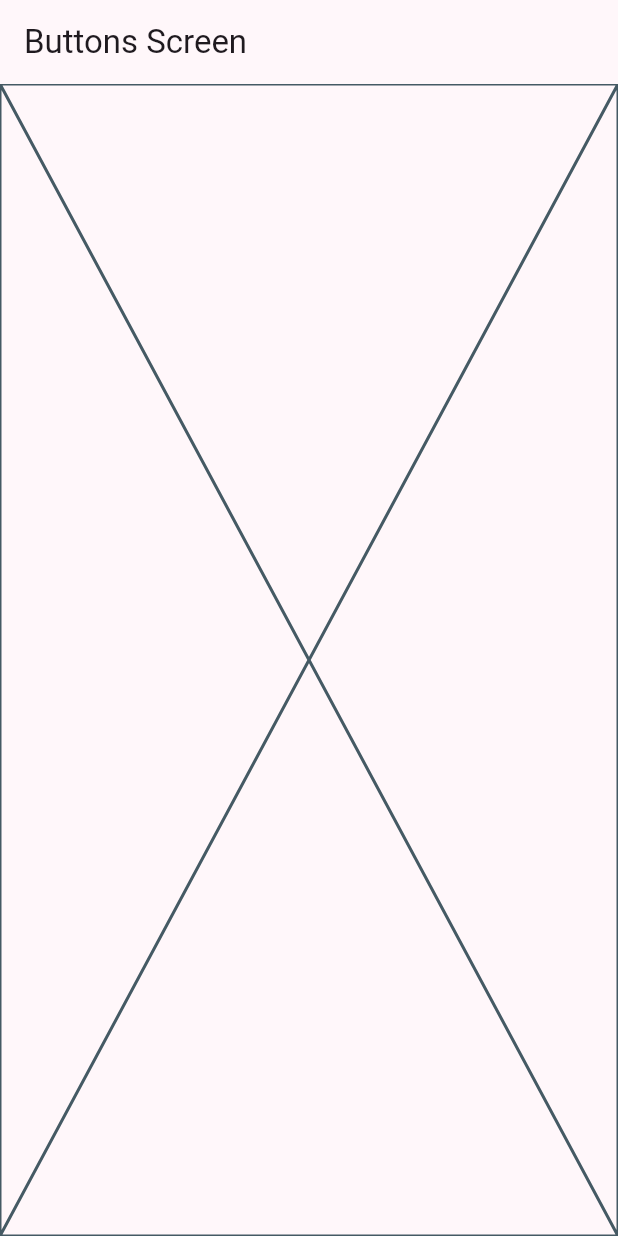
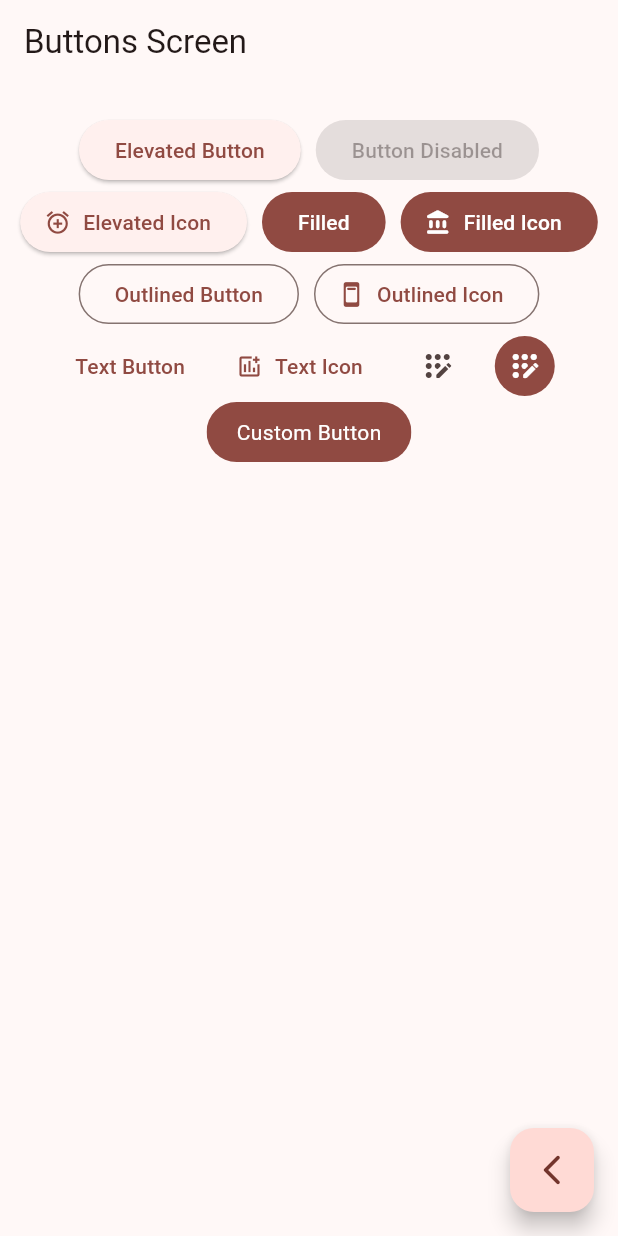
Before and after one commit to VMErik/wigets-flutter, a Flutter app: the ButtonsScreen screen opened by its route, on a phone screen of 412 x 824 dp. Run offline on Flutter 3.47's test engine with Material 2 defaults, Android fonts, the phone set to English and light mode, and no system bars; our stand-ins replace go_router.

Commit message:
Añadimos pagina de botones

```diff
--- a/lib/main.dart
+++ b/lib/main.dart
@@ -15,7 +15,7 @@ class MainApp extends StatelessWidget {
       // Aputntamos a nuestras rutas
       routerConfig:  appRouter,
       debugShowCheckedModeBanner: false,
-      theme: AppTheme(selectedColor: 5).getTheme(),
+      theme: AppTheme(selectedColor: 2).getTheme(),
 
     );
   }
--- a/lib/presentation/screens/buttons/buttons_screen.dart
+++ b/lib/presentation/screens/buttons/buttons_screen.dart
@@ -1,4 +1,5 @@
 import 'package:flutter/material.dart';
+import 'package:go_router/go_router.dart';
 
 class ButtonsScreen extends StatelessWidget {
   static const String name  = 'buttons_screen';
@@ -11,7 +12,86 @@ class ButtonsScreen extends StatelessWidget {
       appBar: AppBar(
         title:const Text('Buttons Screen')
       ),
-      body: const Placeholder(),
+      body: const _ButtonsView(),
+      floatingActionButton: FloatingActionButton(
+        child: const Icon(Icons.arrow_back_ios_new_rounded),
+          onPressed: (){
+          // Salimos de la pantalla
+          context.pop();
+        }
+      ),
     );
   }
 }
+
+class _ButtonsView extends StatelessWidget {
+  const _ButtonsView({
+    super.key,
+  });
+
+  @override
+  Widget build(BuildContext context) {
+
+    final colors = Theme.of(context).colorScheme;
+
+    return SizedBox(
+      width: double.infinity,
+      child: Padding(
+        padding: const EdgeInsets.symmetric(horizontal: 10, vertical: 20),
+        child: SizedBox(
+          // Es similar al flexbox , va acomodando a lado y cuando ya no cabe lo manda abajo
+          child: Wrap(
+            spacing: 10, // Establece un espacio entre controles
+            alignment: WrapAlignment.center, // Centramos el contenido
+            children: [
+              ElevatedButton(onPressed: (){}, child: const Text('Elevated Button')),
+              const ElevatedButton(onPressed: null, child: Text('Button Disabled')),
+              ElevatedButton.icon(onPressed: (){}, icon: const Icon(Icons.alarm_add_outlined), label:const Text('Elevated Icon')),
+              FilledButton(onPressed: (){}, child: const Text('Filled')),
+              FilledButton.icon(onPressed: (){}, icon: const Icon(Icons.account_balance_rounded), label: const Text('Filled Icon')),
+              OutlinedButton(onPressed: (){}, child: const Text('Outlined Button')),
+              OutlinedButton.icon(onPressed: (){}, icon: const Icon(Icons.ad_units_rounded), label: const Text('Outlined Icon') ),
+              TextButton(onPressed: (){}, child:const Text('Text Button')),
+              TextButton.icon(onPressed: (){}, icon: const Icon(Icons.add_chart_outlined), label:const Text('Text Icon')),
+              IconButton(onPressed: (){}, icon: const Icon(Icons.app_registration_rounded)),
+              IconButton(onPressed: (){}, icon: const Icon(Icons.app_registration_rounded),
+              style: ButtonStyle(
+                backgroundColor: MaterialStatePropertyAll(colors.primary),
+                iconColor:const  MaterialStatePropertyAll(Colors.white),
+                ),
+              ) ,
+              CustomButton(),
+            ],
+          ),
+        ),
+      ),
+    );
+  }
+}
+
+
+
+
+
+// Boton personalizado
+class CustomButton extends StatelessWidget {
+  const CustomButton({super.key});
+
+  @override
+  Widget build(BuildContext context) {
+    final colors = Theme.of(context).colorScheme; // Obtenemos nuestro esquema de colores
+    return  ClipRRect( // Nos servira para redondear bordes
+      borderRadius: BorderRadius.circular(20),
+      child: Material(
+        color: colors.primary,
+        child:   InkWell( // El InkWell es practicamente como un gesture detector
+        onTap: (){},
+          child: const  Padding(
+            padding:  EdgeInsets.symmetric( horizontal: 20, vertical:10),
+            child:  Text('Custom Button' , style: TextStyle(color: Colors.white),)
+          ),
+        ),
+      ),
+    );
+  }
+}
```
